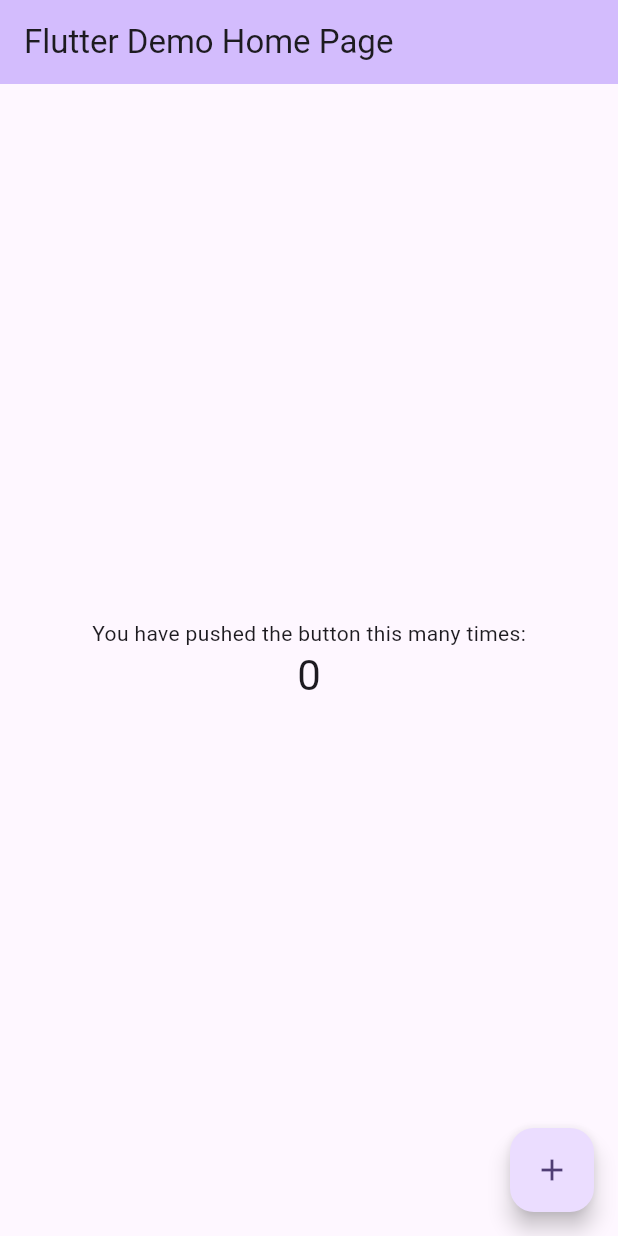
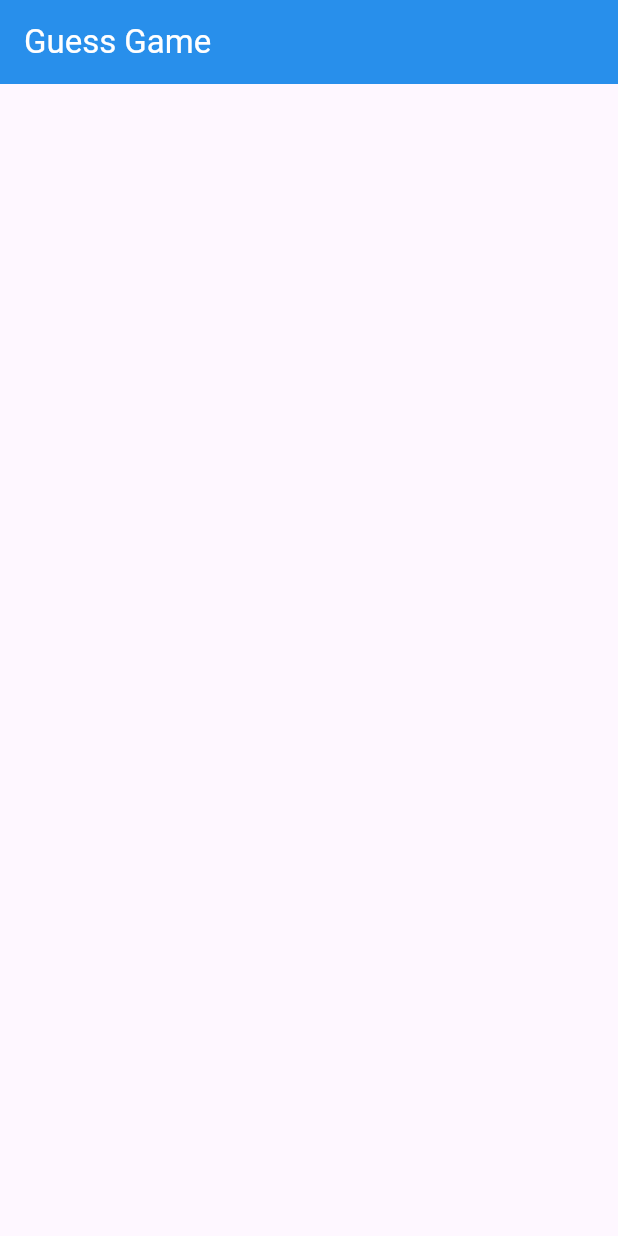
Before and after one commit to jdtdjayasingha/Number-Guessing-Game-University-Assignment, a Flutter app: the screen it shows after launch, on a phone screen of 412 x 824 dp. Run offline on Flutter 3.47's test engine with Material 3 defaults, Android fonts, the phone set to English and light mode, and no system bars.

Commit message:
Created the other page structure and app bar

```diff
--- a/lib/main.dart
+++ b/lib/main.dart
@@ -1,4 +1,5 @@
 import 'package:flutter/material.dart';
+import 'package:guess_number_game/screen/homepage.dart';
 
 void main() {
   runApp(const MyApp());
@@ -7,119 +8,11 @@
 class MyApp extends StatelessWidget {
   const MyApp({super.key});
 
-  // This widget is the root of your application.
   @override
   Widget build(BuildContext context) {
-    return MaterialApp(
-      title: 'Flutter Demo',
-      theme: ThemeData(
-        // This is the theme of your application.
-        //
-        // TRY THIS: Try running your application with "flutter run". You'll see
-        // the application has a purple toolbar. Then, without quitting the app,
-        // try changing the seedColor in the colorScheme below to Colors.green
-        // and then invoke "hot reload" (save your changes or press the "hot
-        // reload" button in a Flutter-supported IDE, or press "r" if you used
-        // the command line to start the app).
-        //
-        // Notice that the counter didn't reset back to zero; the application
-        // state is not lost during the reload. To reset the state, use hot
-        // restart instead.
-        //
-        // This works for code too, not just values: Most code changes can be
-        // tested with just a hot reload.
-        colorScheme: ColorScheme.fromSeed(seedColor: Colors.deepPurple),
-        useMaterial3: true,
-      ),
-      home: const MyHomePage(title: 'Flutter Demo Home Page'),
+    return const MaterialApp(
+      title: "Number Guessing Game University Assignment",
+      home: HomePage(),
     );
   }
 }
-
-class MyHomePage extends StatefulWidget {
-  const MyHomePage({super.key, required this.title});
-
-  // This widget is the home page of your application. It is stateful, meaning
-  // that it has a State object (defined below) that contains fields that affect
-  // how it looks.
-
-  // This class is the configuration for the state. It holds the values (in this
-  // case the title) provided by the parent (in this case the App widget) and
-  // used by the build method of the State. Fields in a Widget subclass are
-  // always marked "final".
-
-  final String title;
-
-  @override
-  State<MyHomePage> createState() => _MyHomePageState();
-}
-
-class _MyHomePageState extends State<MyHomePage> {
-  int _counter = 0;
-
-  void _incrementCounter() {
-    setState(() {
-      // This call to setState tells the Flutter framework that something has
-      // changed in this State, which causes it to rerun the build method below
-      // so that the display can reflect the updated values. If we changed
-      // _counter without calling setState(), then the build method would not be
-      // called again, and so nothing would appear to happen.
-      _counter++;
-    });
-  }
-
-  @override
-  Widget build(BuildContext context) {
-    // This method is rerun every time setState is called, for instance as done
-    // by the _incrementCounter method above.
-    //
-    // The Flutter framework has been optimized to make rerunning build methods
-    // fast, so that you can just rebuild anything that needs updating rather
-    // than having to individually change instances of widgets.
-    return Scaffold(
-      appBar: AppBar(
-        // TRY THIS: Try changing the color here to a specific color (to
-        // Colors.amber, perhaps?) and trigger a hot reload to see the AppBar
-        // change color while the other colors stay the same.
-        backgroundColor: Theme.of(context).colorScheme.inversePrimary,
-        // Here we take the value from the MyHomePage object that was created by
-        // the App.build method, and use it to set our appbar title.
-        title: Text(widget.title),
-      ),
-      body: Center(
-        // Center is a layout widget. It takes a single child and positions it
-        // in the middle of the parent.
-        child: Column(
-          // Column is also a layout widget. It takes a list of children and
-          // arranges them vertically. By default, it sizes itself to fit its
-          // children horizontally, and tries to be as tall as its parent.
-          //
-          // Column has various properties to control how it sizes itself and
-          // how it positions its children. Here we use mainAxisAlignment to
-          // center the children vertically; the main axis here is the vertical
-          // axis because Columns are vertical (the cross axis would be
-          // horizontal).
-          //
-          // TRY THIS: Invoke "debug painting" (choose the "Toggle Debug Paint"
-          // action in the IDE, or press "p" in the console), to see the
-          // wireframe for each widget.
-          mainAxisAlignment: MainAxisAlignment.center,
-          children: <Widget>[
-            const Text(
-              'You have pushed the button this many times:',
-            ),
-            Text(
-              '$_counter',
-              style: Theme.of(context).textTheme.headlineMedium,
-            ),
-          ],
-        ),
-      ),
-      floatingActionButton: FloatingActionButton(
-        onPressed: _incrementCounter,
-        tooltip: 'Increment',
-        child: const Icon(Icons.add),
-      ), // This trailing comma makes auto-formatting nicer for build methods.
-    );
-  }
-}
--- /dev/null
+++ b/lib/screen/homepage.dart
@@ -0,0 +1,26 @@
+import 'package:flutter/material.dart';
+
+class HomePage extends StatefulWidget {
+  const HomePage({super.key});
+
+  @override
+  State<HomePage> createState() => _HomePageState();
+}
+
+class _HomePageState extends State<HomePage> {
+  @override
+  Widget build(BuildContext context) {
+    return Scaffold(
+      appBar: AppBar(
+        title: const Text(
+          "Guess Game",
+          style: TextStyle(
+            color: Colors.white,
+          ),
+        ),
+        backgroundColor: Colors.blue,
+        elevation: 5,
+      ),
+    );
+  }
+}
```
Also changed, not shown: lib/screen/correctguesspage.dart (added, +26 -0 lines), lib/screen/gameoverpage.dart (added, +26 -0 lines), lib/screen/wrongguesspage.dart (added, +26 -0 lines).
